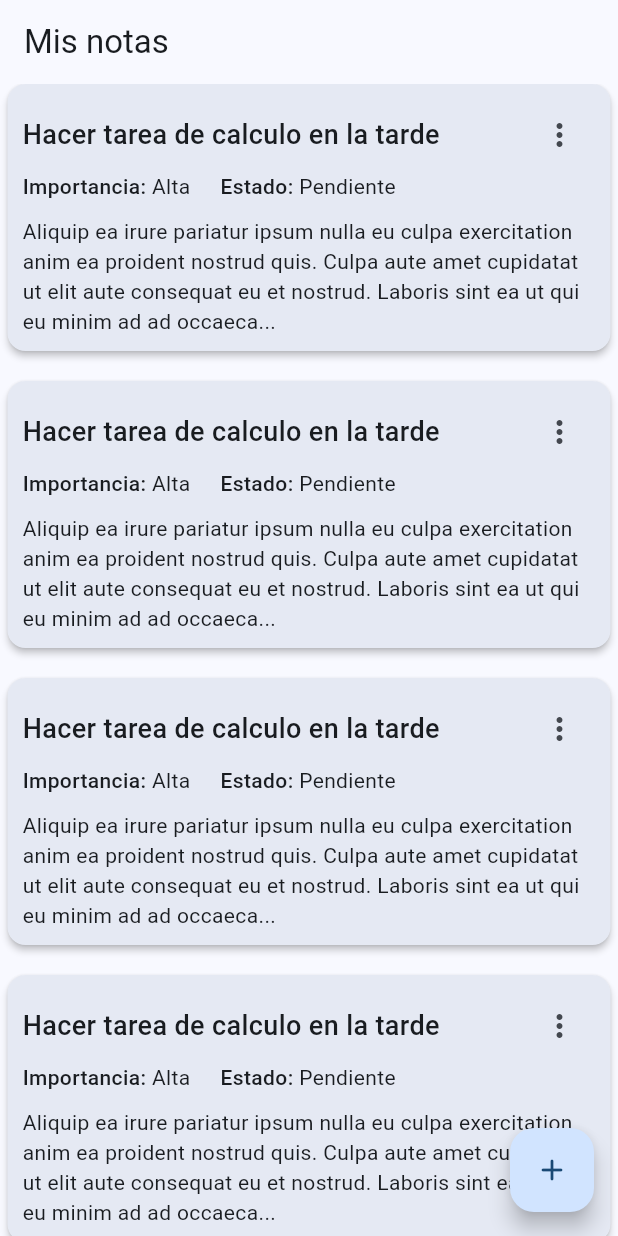
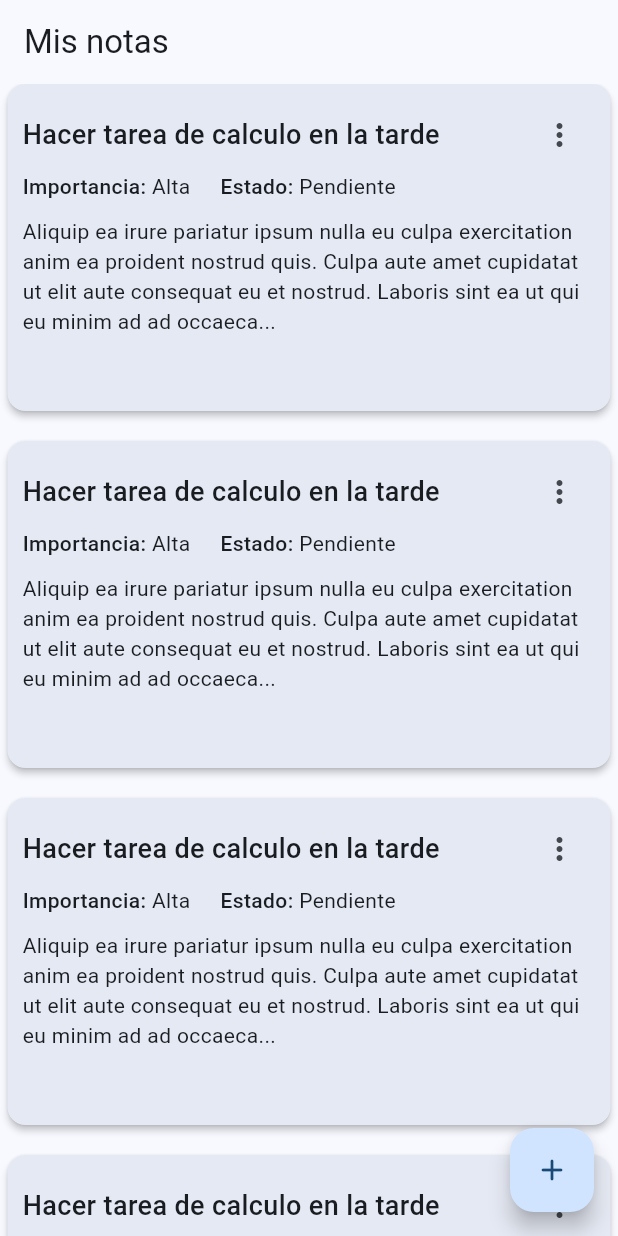
Before and after one commit to germandbl/notes_app, a Flutter app: the screen it shows after launch, on a phone screen of 412 x 824 dp. Run offline on Flutter 3.47's test engine with Material 3 defaults, Android fonts, the phone set to English and light mode, and no system bars; our stand-ins replace go_router.

Commit message:
Se agrega tamaño mínimo de caja de texto
Se agregó un SizedBox en la parte de la descripción previa para que las cards siempre tengan el mismo tamaño, independientemente de la longitud de la misma.

```diff
--- a/lib/presentation/widgets/custom_card.dart
+++ b/lib/presentation/widgets/custom_card.dart
@@ -54,8 +54,11 @@ class CustomCard extends StatelessWidget {
                     ],
                   ),
                   const SizedBox(height: 10),
-                  const Text(
-                      'Aliquip ea irure pariatur ipsum nulla eu culpa exercitation anim ea proident nostrud quis. Culpa aute amet cupidatat ut elit aute consequat eu et nostrud. Laboris sint ea ut qui eu minim ad ad occaeca...'),
+                  const SizedBox(
+                    height: 120,
+                    child: Text(
+                        'Aliquip ea irure pariatur ipsum nulla eu culpa exercitation anim ea proident nostrud quis. Culpa aute amet cupidatat ut elit aute consequat eu et nostrud. Laboris sint ea ut qui eu minim ad ad occaeca...'),
+                  ),
                 ],
               )),
         ));
```
